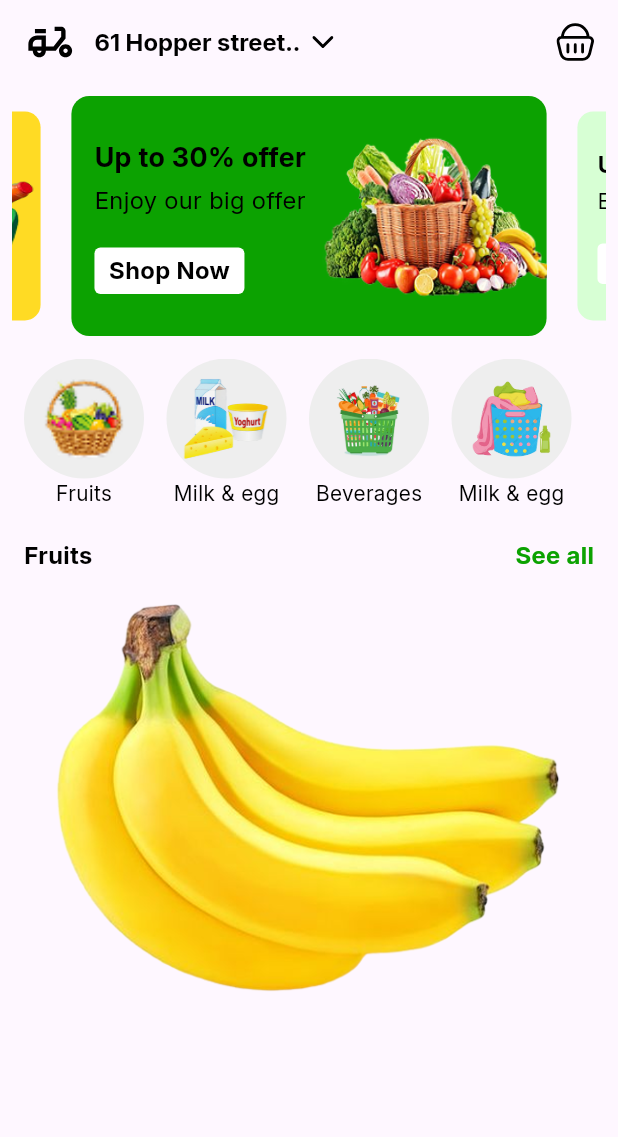
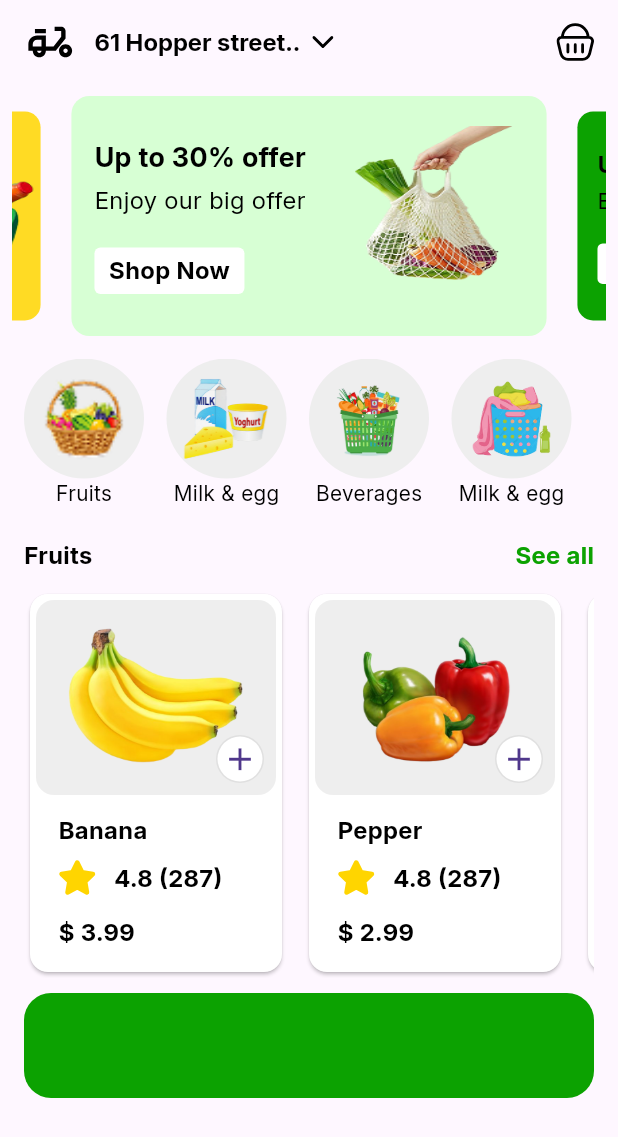
Before and after one commit to MosaadIbrahimB/Modern-Authentication-App, a Flutter app: the screen it shows after launch, on a phone screen of 412 x 824 dp. Shown: the top 1137 px of the screen. Run offline on Flutter 3.47's test engine with Material 3 defaults, Android fonts, the phone set to English and light mode, and no system bars; drawn by our look-alikes of carousel_slider; our stand-ins replace flutter_svg.

Commit message:
add card product

```diff
--- a/lib/feature/home/data/model/carousel_slider_model.dart
+++ b/lib/feature/home/data/model/carousel_slider_model.dart
@@ -12,22 +12,4 @@ class CarouselSliderModel {
     required this.offer,
   });
 
-  static List<CarouselSliderModel> listCarousel = [
-    CarouselSliderModel(
-      image: "assets/images/fruit/f1.png",
-      offer: "Up to 30% offer",
-        backColor:AppColor.green
-    ),
-    CarouselSliderModel(
-        image: "assets/images/fruit/f2.png",
-        offer: "Up to 30% offer",
-        backColor:AppColor.green100
-    ),
-    CarouselSliderModel(
-        image: "assets/images/fruit/f3.png",
-        offer: "Up to 30% offer",
-        backColor:AppColor.yellow
-    ),
-
-  ];
 }
--- /dev/null
+++ b/lib/feature/home/data/model/product_model.dart
@@ -0,0 +1,15 @@
+class ProductModel {
+  final String image;
+  final String title;
+  final String rating;
+  final String ratingCount;
+  final String price;
+
+  ProductModel({
+    required this.image,
+    required this.title,
+    required this.rating,
+    required this.ratingCount,
+    required this.price,
+  });
+}
--- a/lib/feature/home/data/repo/repo.dart
+++ b/lib/feature/home/data/repo/repo.dart
@@ -1,13 +1,80 @@
 import 'package:flutter/material.dart';
 
+import '../../../../core/utils/app_color.dart';
 import '../../presentation/widget/item_slider_Widget.dart';
 import '../model/carousel_slider_model.dart';
-class Repo{
-  static  List<Widget> items = List.generate(
-    CarouselSliderModel.listCarousel.length,
-        (index) => ItemSliderWidget(
-      carouselSliderModel: CarouselSliderModel.listCarousel[index],
+import '../model/product_model.dart';
+
+class Repo {
+  static List<CarouselSliderModel> listCarousel = [
+
+    CarouselSliderModel(
+        image: "assets/images/fruit/f2.png",
+        offer: "Up to 30% offer",
+        backColor:AppColor.green100
+    ),
+    CarouselSliderModel(
+        image: "assets/images/fruit/f1.png",
+        offer: "Up to 30% offer",
+        backColor:AppColor.green
+    ),
+    CarouselSliderModel(
+        image: "assets/images/fruit/f3.png",
+        offer: "Up to 30% offer",
+        backColor:AppColor.yellow
+    ),
+
+  ];
+
+
+  static List<Widget> items = List.generate(
+    listCarousel.length,
+    (index) => ItemSliderWidget(
+      carouselSliderModel: listCarousel[index],
     ),
   );
 
+  static final List<ProductModel> listProduct = [
+    ProductModel(
+      image: "assets/images/fruit/f9.png",
+      title: "Banana",
+      rating: "4.8",
+      ratingCount: "287",
+      price: "3.99",
+    ),
+    ProductModel(
+      image: "assets/images/fruit/f10.png",
+      title: "Pepper",
+      rating: "4.8",
+      ratingCount: "287",
+      price: "2.99",
+    ),
+    ProductModel(
+      image: "assets/images/fruit/f11.png",
+      title: "Orange",
+      rating: "4.8",
+      ratingCount: "287",
+      price: "3.99",
+    ),
+    ProductModel(
+      image: "assets/images/fruit/f12.png",
+      title: "Orange",
+      rating: "4.8",
+      ratingCount: "287",
+      price: "3.99",
+    ),
+    ProductModel(
+      image: "assets/images/fruit/f13.png",
+      title: "Purex",
+      rating: "4.8",
+      ratingCount: "287",
+      price: "3.99",
+    ),
+  ];
+
+  static final List<ProductModel> bagProduct = [
+
+
+  ];
+
 }
--- a/lib/feature/home/presentation/screen/home_screen.dart
+++ b/lib/feature/home/presentation/screen/home_screen.dart
@@ -1,11 +1,12 @@
 import 'package:flutter/material.dart';
-import 'package:flutter_svg/svg.dart';
 import 'package:modern_authentication_app/core/utils/app_color.dart';
-import 'package:modern_authentication_app/core/utils/app_text_style.dart';
-import '../../data/repo/repo.dart';
+import 'package:modern_authentication_app/feature/home/data/repo/repo.dart';
+
 import '../widget/app_bar_fruits_widget.dart';
 import '../widget/carousel_slider_widget.dart';
 import '../widget/category_list_widget.dart';
+import '../widget/product_list_widget.dart';
+import '../widget/see_all_widget.dart';
 
 class HomeScreen extends StatelessWidget {
   const HomeScreen({super.key});
@@ -18,7 +19,7 @@ class HomeScreen extends StatelessWidget {
         padding: const EdgeInsets.all(8.0),
         child: Column(
           children: [
-            CarouselSliderWidget(item: Repo.items),
+            CarouselSliderWidget(),
             SizedBox(height: 15),
             Padding(
               padding: const EdgeInsets.symmetric(horizontal: 8),
@@ -27,19 +28,58 @@ class HomeScreen extends StatelessWidget {
                 children: [
                   CategoryListWidget(),
                   SizedBox(height: 20),
-                  Row(
-                    mainAxisAlignment: MainAxisAlignment.spaceBetween,
-                    children: [
-                      Text("Fruits",style: AppTextStyle.inter16BlackW700),
-                      Text("See all",style: AppTextStyle.inter16BlackW700.copyWith(
-                        color: AppColor.green
-                      )),
-                    ],
+                  SeeAllWidget(),
+                  SizedBox(height: 10),
+                  ProductListWidget(),
+                  SizedBox(height: 10),
+
+                  Container(
+                    decoration: BoxDecoration(
+                      color: AppColor.green,
+                      borderRadius: BorderRadius.circular(18),
+                    ),
+                    width: double.infinity,
+                    height: 70,
+                    child: ListView.separated(
+                      separatorBuilder: (context, index) => SizedBox(width: 8),
+                        scrollDirection: Axis.horizontal ,
+                      itemCount: Repo.bagProduct.length,
+                      itemBuilder: (context, index) {
+                        return CircleAvatar(
+                          radius: 25,
+                          backgroundColor: Colors.grey[200],
+                          child: SizedBox(
+                            width: 50,
+                            height: 50,
+                            child: Image.asset(
+                              fit: BoxFit.fill,
+                              Repo.bagProduct[index].image,
+                            ),
+                          ),
+                        );
+                      },
+                    ),
+                    // Row(
+                    //   children: [
+                    //     SizedBox(width: 10),
+                    //     CircleAvatar(
+                    //       radius: 25,
+                    //       backgroundColor: Colors.grey[200],
+                    //       child: SizedBox(
+                    //         width: 50,
+                    //         height: 50,
+                    //         child: Image.asset(
+                    //           fit: BoxFit.fill,
+                    //           "assets/images/fruit/f4.png",
+                    //         ),
+                    //       ),
+                    //     )
+                    //   ],
+                    // ),
                   ),
-                  Image.asset("assets/images/fruit/f9.png")
                 ],
               ),
-            )
+            ),
           ],
         ),
       ),
--- a/lib/feature/home/presentation/widget/carousel_slider_widget.dart
+++ b/lib/feature/home/presentation/widget/carousel_slider_widget.dart
@@ -1,13 +1,23 @@
 import 'package:carousel_slider/carousel_slider.dart';
 import 'package:flutter/material.dart' ;
 
+import '../../data/repo/repo.dart';
+import 'item_slider_Widget.dart';
+
 class CarouselSliderWidget extends StatelessWidget {
-  const CarouselSliderWidget({super.key, required this.item});
-  final List<Widget>item;
+ final  List<Widget> items = List.generate(
+    Repo.listCarousel.length,
+        (index) => ItemSliderWidget(
+      carouselSliderModel: Repo.listCarousel[index],
+    ),
+  );
+
+
+   CarouselSliderWidget({super.key});
   @override
   Widget build(BuildContext context) {
     return CarouselSlider(
-      items: item,
+      items: items,
       options: CarouselOptions(
         height: 160,
         aspectRatio: 1,
--- /dev/null
+++ b/lib/feature/home/presentation/widget/item_card_widget.dart
@@ -0,0 +1,121 @@
+import 'dart:developer';
+import 'package:flutter/material.dart';
+import 'package:flutter_svg/svg.dart';
+import 'package:modern_authentication_app/feature/home/data/model/product_model.dart';
+import '../../../../core/utils/app_text_style.dart';
+import '../../data/repo/repo.dart';
+
+class ItemCardWidget extends StatefulWidget {
+  const ItemCardWidget({super.key, this.productModel});
+
+  final ProductModel? productModel;
+
+  @override
+  State<ItemCardWidget> createState() => _ItemCardWidgetState();
+}
+
+class _ItemCardWidgetState extends State<ItemCardWidget> {
+  @override
+  Widget build(BuildContext context) {
+    return Card(
+      color: Colors.white,
+      child: Padding(
+        padding: const EdgeInsets.all(4.0),
+        child: Column(
+          crossAxisAlignment: CrossAxisAlignment.start,
+          children: [
+            Stack(
+              children: [
+                Container(
+                  decoration: BoxDecoration(
+                    color: Colors.grey[200],
+                    borderRadius: BorderRadius.circular(12),
+                  ),
+                  padding: EdgeInsets.all(12),
+                  width: 160,
+                  height: 130,
+                  child: Image.asset(
+                    widget.productModel == null
+                        ? "assets/images/fruit/f9.png"
+                        : widget.productModel!.image,
+                  ),
+                ),
+                Positioned(
+                  bottom: 8,
+                  right: 8,
+                  child: InkWell(
+                    onTap: () {
+                      ProductModel p = ProductModel(
+                        image: widget.productModel!.image,
+                        title: widget.productModel!.title,
+                        rating: "4.8",
+                        ratingCount: "287",
+                        price: widget.productModel!.price,
+                      );
+                      setState(() {
+                        Repo.bagProduct.add(p);
+                      });
+                      print(Repo.bagProduct.length);
+                      log(widget.productModel!.image);
+                    },
+
+                    child: CircleAvatar(
+                      radius: 16,
+                      backgroundColor: Colors.grey.shade300,
+                      child: CircleAvatar(
+                        radius: 15,
+                        backgroundColor: Colors.white,
+                        child: Icon(Icons.add, size: 25),
+                      ),
+                    ),
+                  ),
+                ),
+              ],
+            ),
+            Padding(
+              padding: const EdgeInsets.only(left: 15.0, top: 12),
+              child: Column(
+                crossAxisAlignment: CrossAxisAlignment.start,
+                children: [
+                  Text(
+                    widget.productModel == null
+                        ? "Banana"
+                        : widget.productModel!.title,
+
+                    style: AppTextStyle.inter16BlackW700,
+                  ),
+                  SizedBox(height: 8),
+                  Row(
+                    mainAxisSize: MainAxisSize.min,
+                    children: [
+                      SvgPicture.asset(
+                        "assets/images/fruit/star.svg",
+                        width: 25,
+                      ),
+                      SizedBox(width: 12),
+                      Text(
+                        widget.productModel == null
+                            ? "4.8 (287)"
+                            : "${widget.productModel!.rating} (${widget.productModel!.ratingCount})",
+
+                        style: AppTextStyle.inter16BlackW700,
+                      ),
+                    ],
+                  ),
+                  SizedBox(height: 12),
+                  Text(
+                    widget.productModel == null
+                        ? "\$3.99"
+                        : "\$ ${widget.productModel!.price}",
+
+                    style: AppTextStyle.inter16BlackW700,
+                  ),
+                ],
+              ),
+            ),
+          ],
+        ),
+      ),
+    );
+  }
+}
--- /dev/null
+++ b/lib/feature/home/presentation/widget/product_list_widget.dart
@@ -0,0 +1,22 @@
+import 'package:flutter/material.dart';
+import '../../data/repo/repo.dart';
+import 'item_card_widget.dart';
+
+class ProductListWidget extends StatelessWidget {
+  const ProductListWidget({super.key});
+
+  @override
+  Widget build(BuildContext context) {
+    return SizedBox(
+      height: 260,
+      child: ListView.separated(
+        separatorBuilder: (context, index) => SizedBox(width: 10),
+        scrollDirection: Axis.horizontal,
+        itemCount: Repo.listProduct.length,
+        itemBuilder: (context, index) {
+          return ItemCardWidget(productModel: Repo.listProduct[index]);
+        },
+      ),
+    );
+  }
+}
--- /dev/null
+++ b/lib/feature/home/presentation/widget/see_all_widget.dart
@@ -0,0 +1,26 @@
+import 'package:flutter/material.dart';
+
+import '../../../../core/utils/app_color.dart';
+import '../../../../core/utils/app_text_style.dart';
+
+class SeeAllWidget extends StatelessWidget {
+  const SeeAllWidget({
+    super.key,
+  });
+
+  @override
+  Widget build(BuildContext context) {
+    return Row(
+      mainAxisAlignment: MainAxisAlignment.spaceBetween,
+      children: [
+        Text("Fruits", style: AppTextStyle.inter16BlackW700),
+        Text(
+          "See all",
+          style: AppTextStyle.inter16BlackW700.copyWith(
+            color: AppColor.green,
+          ),
+        ),
+      ],
+    );
+  }
+}
```
Also changed, not shown: assets/images/fruit/f11.png, assets/images/fruit/f12.png (added), assets/images/fruit/f13.png (added), lib/generated/assets.dart.
